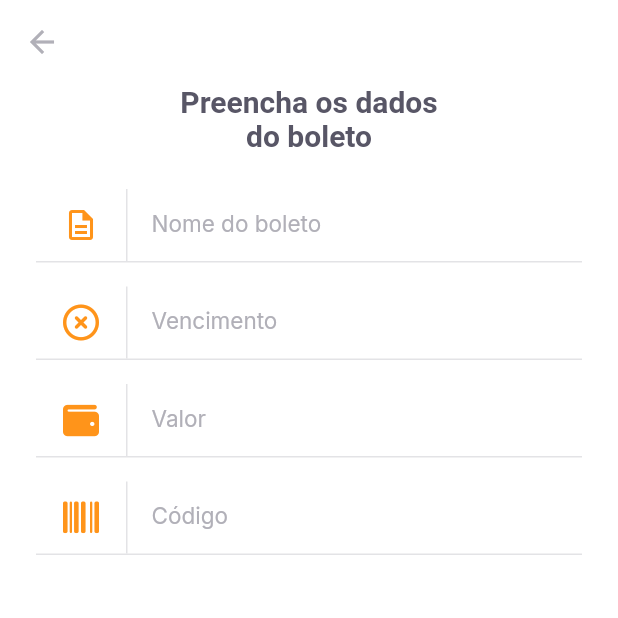
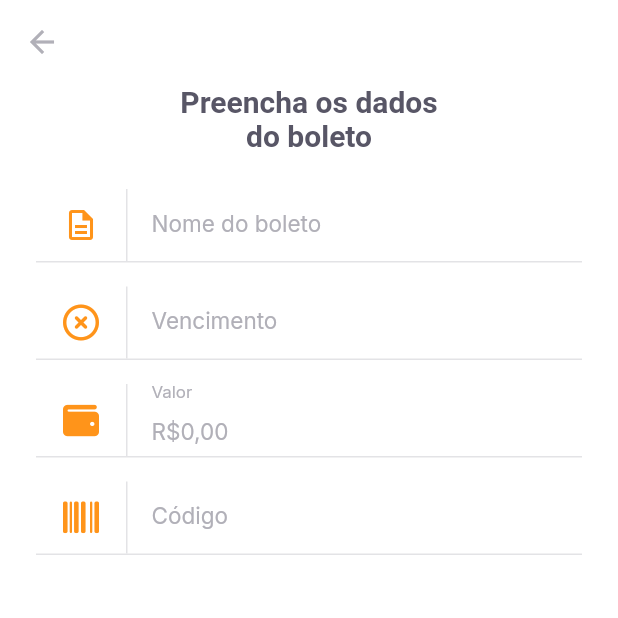
Before and after one commit to Tiago3F/payflow, a Flutter app: the InsertBoletoPage screen opened by its route, on a phone screen of 412 x 824 dp, the top half of it. Run offline on Flutter 3.47's test engine with Material 2 defaults, Android fonts, the phone set to English and light mode, and no system bars; our stand-ins replace camera, firebase_core, flutter_masked_text2, font_awesome_flutter, google_fonts, google_sign_in and 2 more; missing offline and left inert: google_ml_kit; accounts and stored records are empty.

Commit message:
feat: :construction: Criando validações na inserção do boleto

```diff
--- /dev/null
+++ b/lib/modules/insert_boleto/insert_boleto_controller.dart
@@ -0,0 +1,19 @@
+import 'package:flutter/cupertino.dart';
+
+class InsertBoletoController {
+  final formKey = GlobalKey<FormState>();
+
+  String? validateName(String? value) =>
+      value?.isEmpty ?? true ? "O nome não pode ser vazio" : null;
+  String? validateVencimento(String? value) =>
+      value?.isEmpty ?? true ? "A data de vencimento não pode ser vazio" : null;
+  String? validateValor(double value) =>
+      value == 0 ? "Insira um valor maior que R\$ 0,00" : null;
+  String? validateCodigo(String? value) =>
+      value?.isEmpty ?? true ? "O código do boleto não pode ser vazio" : null;
+
+  void cadastrarBoleto() {
+    final form = formKey.currentState;
+    if (form!.validate()) {}
+  }
+}
--- a/lib/modules/insert_boleto/insert_boleto_page.dart
+++ b/lib/modules/insert_boleto/insert_boleto_page.dart
@@ -1,13 +1,39 @@
 import 'package:flutter/material.dart';
+import 'package:flutter_masked_text2/flutter_masked_text2.dart';
 import 'package:font_awesome_flutter/font_awesome_flutter.dart';
+import 'package:payflow/modules/insert_boleto/insert_boleto_controller.dart';
 import 'package:payflow/shared/themes/app_colors.dart';
 import 'package:payflow/shared/themes/app_text_styles.dart';
 import 'package:payflow/shared/widgets/set_buttons/set_label_buttons.dart';
 
 import '../../shared/widgets/input_text/input_text_widget.dart';
 
-class InsertBoletoPage extends StatelessWidget {
-  const InsertBoletoPage({Key? key}) : super(key: key);
+class InsertBoletoPage extends StatefulWidget {
+  final String? barcode;
+
+  const InsertBoletoPage({Key? key, this.barcode}) : super(key: key);
+
+  @override
+  State<InsertBoletoPage> createState() => _InsertBoletoPageState();
+}
+
+class _InsertBoletoPageState extends State<InsertBoletoPage> {
+  final controller = InsertBoletoController();
+
+  final moneyInputTextController =
+      MoneyMaskedTextController(leftSymbol: "R\$", decimalSeparator: ",");
+
+  final dueDateInputTextController = MaskedTextController(mask: "00/00/0000");
+
+  final barcodeInputTextController = TextEditingController();
+
+  @override
+  void initState() {
+    if (widget.barcode != null) {
+      barcodeInputTextController.text = widget.barcode!;
+    }
+    super.initState();
+  }
 
   @override
   Widget build(BuildContext context) {
@@ -18,41 +44,63 @@ class InsertBoletoPage extends StatelessWidget {
         elevation: 0,
         leading: BackButton(color: AppColors.input),
       ),
-      body: Padding(
-        padding: const EdgeInsets.symmetric(horizontal: 24,),
+      body: SingleChildScrollView(
+        child: Padding(
+          padding: const EdgeInsets.symmetric(
+            horizontal: 24,
+          ),
           child: Column(
             crossAxisAlignment: CrossAxisAlignment.center,
             children: [
               Padding(
-              padding: const EdgeInsets.symmetric(horizontal: 93,),
+                padding: const EdgeInsets.symmetric(
+                  horizontal: 93,
+                ),
                 child: Text(
                   "Preencha os dados do boleto",
                   style: TextStyles.titleBoldHeading,
                   textAlign: TextAlign.center,
                 ),
               ),
-            SizedBox(height: 24,),
+              SizedBox(
+                height: 24,
+              ),
+              Form(
+                key: controller.formKey,
+                  child: Column(
+                children: [
                   InputTextWidget(
                     label: "Nome do boleto",
                     icon: Icons.description_outlined,
+                    validator: controller.validateName,
                     onChanged: (value) {},
                   ),
                   InputTextWidget(
+                    controller: dueDateInputTextController,
                     label: "Vencimento",
                     icon: FontAwesomeIcons.timesCircle,
+                    validator: controller.validateVencimento,
                     onChanged: (value) {},
                   ),
                   InputTextWidget(
+                    controller: moneyInputTextController,
                     label: "Valor",
                     icon: FontAwesomeIcons.wallet,
+                    validator: (_) => controller
+                        .validateValor(moneyInputTextController.numberValue),
                     onChanged: (value) {},
                   ),
                   InputTextWidget(
+                    controller: barcodeInputTextController,
                     label: "Código",
                     icon: FontAwesomeIcons.barcode,
+                    validator: controller.validateCodigo,
                     onChanged: (value) {},
                   ),
                 ],
+              ))
+            ],
+          ),
         ),
       ),
       bottomNavigationBar: SetLabelButtons(
@@ -62,7 +110,9 @@ class InsertBoletoPage extends StatelessWidget {
           Navigator.pop(context);
         },
         labelSecondary: "Cadastrar",
-        onTapSecondary: () {},
+        onTapSecondary: () {
+          controller.cadastrarBoleto();
+        },
       ),
     );
   }
```
Lines whose indentation alone changed are shown as unchanged.
